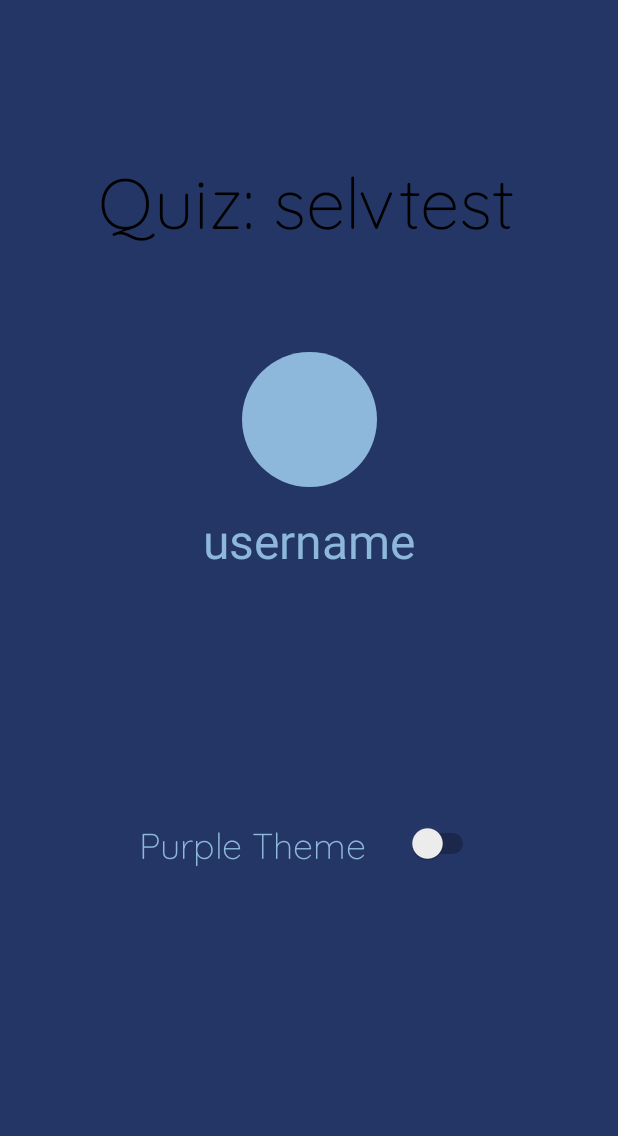
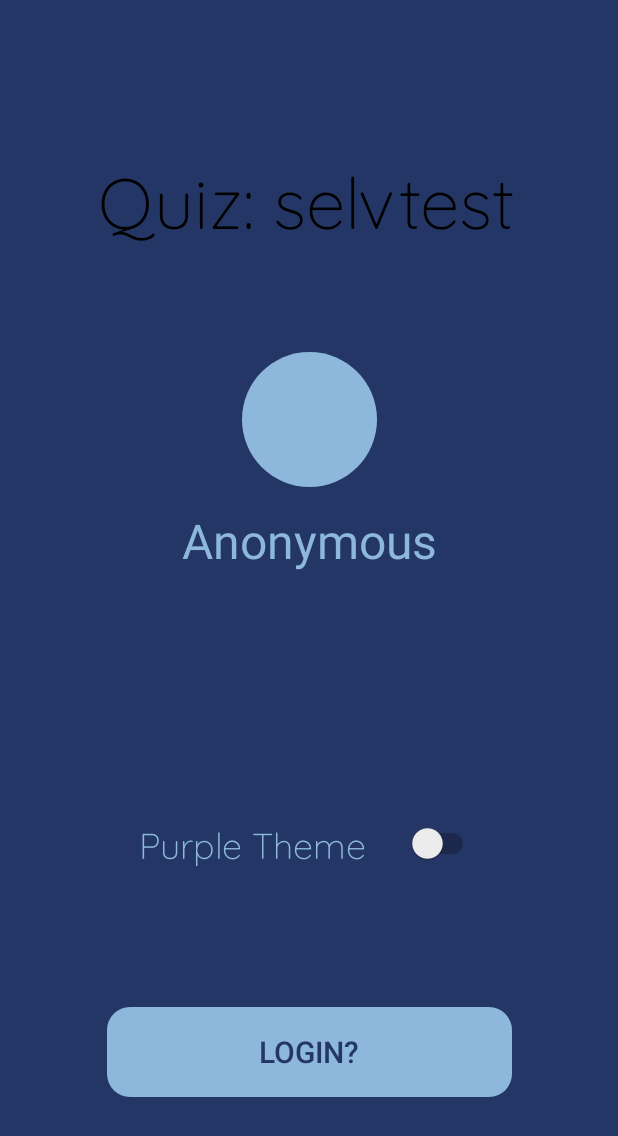
Before and after one commit to Fipzz/BrInt_QuizApp, an Android app: the Profile_activity screen opened directly, with no data from a screen before it, on a phone screen of 412 x 824 dp. Shown: the top 1136 px of the screen. Run offline under Robolectric (Android 15) with nearby library versions, the phone set to English and light mode, and no system bars.

Commit message:
Fixed language, and QOL. We are now done :)

```diff
--- a/app/src/main/java/com/example/brint_quizapp/MainScreen_login_activity.java
+++ b/app/src/main/java/com/example/brint_quizapp/MainScreen_login_activity.java
@@ -113,8 +113,8 @@ public class MainScreen_login_activity extends AppCompatActivity implements View
             startLoading();
 
             if(email.getText().toString().equals("") && password.getText().toString().equals("")){
-                email.setText("Rasmus");
-                password.setText("123");
+                email.setText("test@user.dk");
+                password.setText("test");
             }
 
             emailString = email.getText().toString();
--- a/app/src/main/java/com/example/brint_quizapp/Profile_activity.java
+++ b/app/src/main/java/com/example/brint_quizapp/Profile_activity.java
@@ -21,6 +21,7 @@ public class Profile_activity extends AppCompatActivity implements View.OnClickL
     Switch themeToggle;
     String themeSwitch,sharedPreference, currentTheme;
     SharedPreferences sharedPref;
+    Button login;
 
     @Override
     public void onBackPressed(){
@@ -58,8 +59,10 @@ public class Profile_activity extends AppCompatActivity implements View.OnClickL
 
 
         themeToggle = findViewById(R.id.theme_switch);
+        themeToggle.setOnClickListener(this);
 
-        themeToggle.setOnClickListener(this);
+        login = (Button) findViewById(R.id.Back_to_login);
+        login.setOnClickListener(this);
 
         if (sharedPref.getBoolean(themeSwitch, false) == true){
             themeToggle.setChecked(true);
@@ -68,8 +71,16 @@ public class Profile_activity extends AppCompatActivity implements View.OnClickL
 
         UserDTO user = UserSingleton.getUserSingleton().getUser();
 
-        if(UserSingleton.getUserSingleton().getUser() != null) {
+
+
+        if(UserSingleton.getUserSingleton().getUser() == null){
+
+            username.setText("Anonymous");
+            login.setText("Login?");
+
+        } else {
             username.setText(UserSingleton.getUserSingleton().getUser().getName());
+            login.setText("Logout");
         }
 
     }
@@ -107,10 +118,15 @@ public class Profile_activity extends AppCompatActivity implements View.OnClickL
                 edit.apply();
 
             }
+        }
+
+        if(v.getId()== login.getId()){
+
+            UserSingleton.getUserSingleton().setUser(null);
+            startActivity(new Intent(Profile_activity.this,MainScreen_login_activity.class));
 
         }
 
 
-
     }
 }
--- a/app/src/main/res/layout/edit_question_activity_layout.xml
+++ b/app/src/main/res/layout/edit_question_activity_layout.xml
@@ -113,7 +113,7 @@
         android:layout_width="150dp"
         android:layout_height="50dp"
         android:backgroundTint="?attr/buttonNormalColor"
-        android:text="Forrige"
+        android:text="Previous"
         android:textColor="?attr/buttonTextColor"
         android:textSize="20sp"
         app:layout_constraintBottom_toBottomOf="parent"
@@ -126,7 +126,7 @@
         android:layout_width="150dp"
         android:layout_height="50dp"
         android:backgroundTint="?attr/buttonNormalColor"
-        android:text="Næste"
+        android:text="Next"
         android:textColor="?attr/buttonTextColor"
         android:textSize="20sp"
         app:layout_constraintBottom_toBottomOf="parent"
--- a/app/src/main/res/layout/login_activity_layout.xml
+++ b/app/src/main/res/layout/login_activity_layout.xml
@@ -122,7 +122,7 @@
         android:layout_height="44dp"
         android:background="@drawable/log_in"
         android:backgroundTint="@color/buttonblue"
-        android:text="Anonym"
+        android:text="Anonymous"
         app:layout_constraintBottom_toBottomOf="parent"
         app:layout_constraintEnd_toEndOf="parent"
         app:layout_constraintHorizontal_bias="0.498"
--- a/app/src/main/res/layout/profile_activity_layout.xml
+++ b/app/src/main/res/layout/profile_activity_layout.xml
@@ -9,6 +9,20 @@
 
 
     <!-- Titel -->
+
+    <Button
+        android:id="@+id/Back_to_login"
+        android:layout_width="wrap_content"
+        android:layout_height="wrap_content"
+        android:background="@drawable/log_in"
+        android:backgroundTint="?attr/buttonNormalColor"
+        android:text="Login?"
+        android:textColor="?attr/buttonTextColor"
+        android:textSize="20sp"
+        app:layout_constraintBottom_toBottomOf="parent"
+        app:layout_constraintEnd_toEndOf="parent"
+        app:layout_constraintStart_toStartOf="parent"
+        app:layout_constraintTop_toBottomOf="@+id/theme_switch" />
 
     <TextView
         android:id="@+id/name"
```
Also changed, not shown: app/src/main/java/com/example/brint_quizapp/Edit_Quiz.java (+24 -29 lines), app/src/main/java/com/example/brint_quizapp/Quiz_logic_activity.java (+11 -3 lines).
